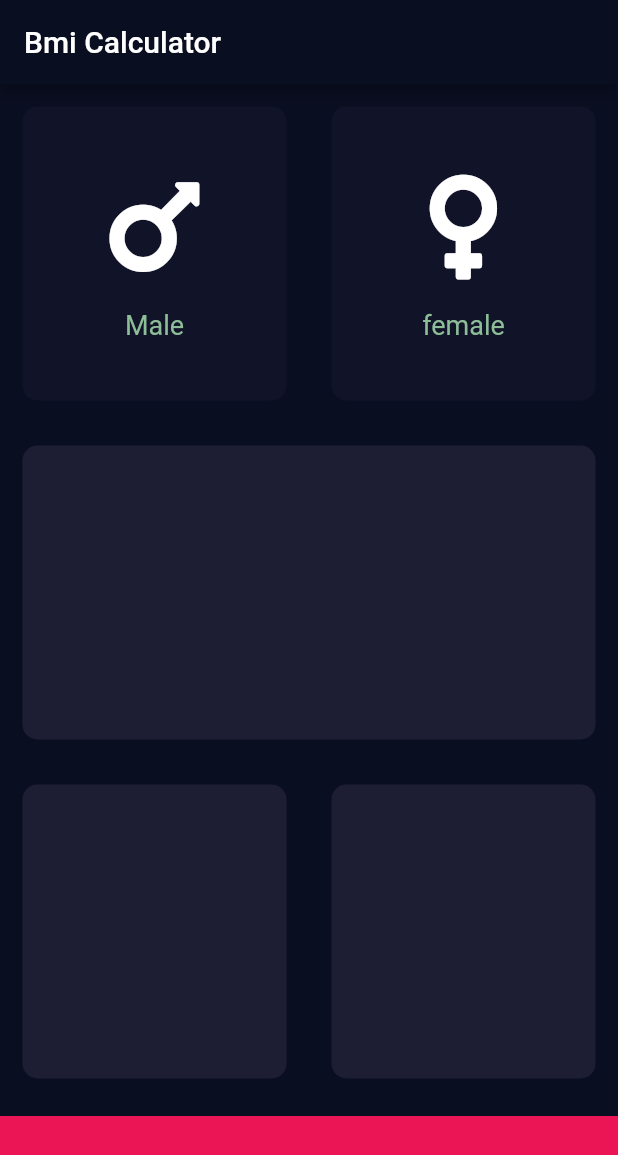
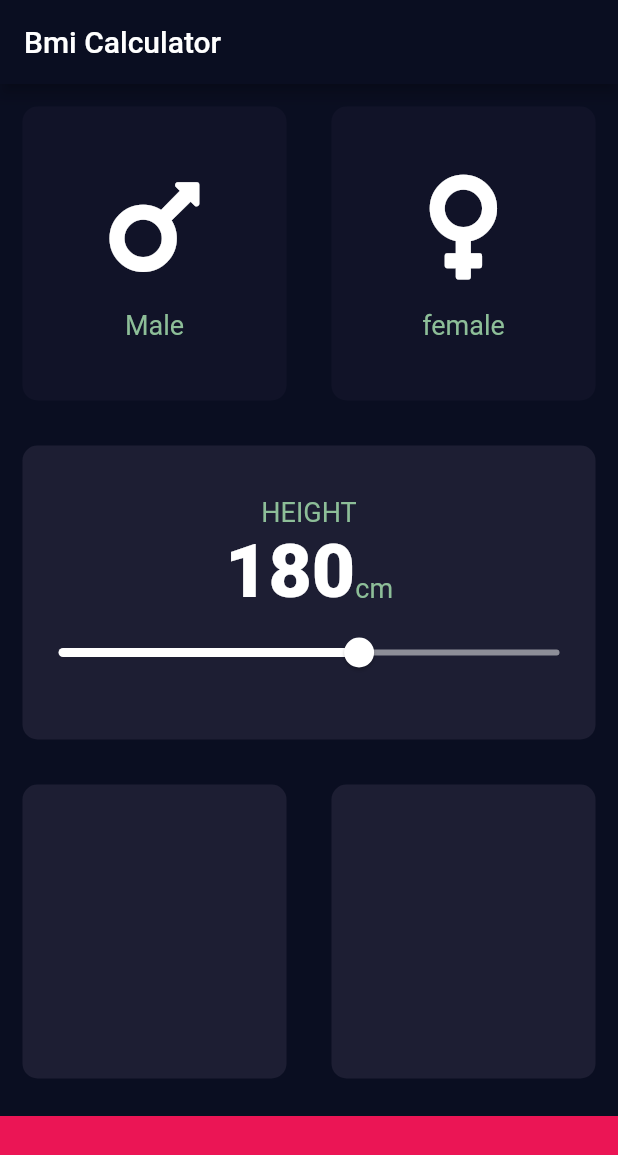
Before and after one commit to sercangl/BMI_Calculator, a Flutter app: the screen it shows after launch, on a phone screen of 412 x 824 dp. Shown: the top 1155 px of the screen. Run offline on Flutter 3.47's test engine with Material 2 defaults, Android fonts, the phone set to English and light mode, and no system bars; our stand-ins replace font_awesome_flutter.

Commit message:
constants added and slider parts added

```diff
--- /dev/null
+++ b/bmi_calculator/lib/constants.dart
@@ -0,0 +1,10 @@
+import 'package:flutter/material.dart';
+
+const labelTextStyle = TextStyle(fontSize: 18.0, color: Color(0xFF8DbE98));
+const kNumberTextStyle = TextStyle(fontSize: 50.0, fontWeight: FontWeight.w900);
+
+
+const bottomContainerHeight = 80.0;
+const activeCardColour = Color(0xFF1D1E33);
+const inactiveCardColour = Color(0xFF111328);
+const bottomContainerColour = Color(0xFFEB1555);
--- a/bmi_calculator/lib/input-page.dart
+++ b/bmi_calculator/lib/input-page.dart
@@ -2,11 +2,7 @@ import 'package:flutter/material.dart';
 import 'package:font_awesome_flutter/font_awesome_flutter.dart';
 import 'reusable-Icon.dart';
 import 'reusable-Card.dart';
-
-const bottomContainerHeight = 80.0;
-const activeCardColour = Color(0xFF1D1E33);
-const inactiveCardColour = Color(0xFF111328);
-const bottomContainerColour = Color(0xFFEB1555);
+import 'constants.dart';
 
 enum Gender {
   male,
@@ -22,12 +18,13 @@ class InputPage extends StatefulWidget {
 
 class _InputPageState extends State<InputPage> {
   Gender selectedGender;
-
+  int height = 180;
   @override
   Widget build(BuildContext context) {
     return Scaffold(
         appBar: AppBar(title: Text("Bmi Calculator")),
         body: Column(
+          crossAxisAlignment: CrossAxisAlignment.stretch,
           children: <Widget>[
             Expanded(
                 child: Row(
@@ -66,6 +63,41 @@ class _InputPageState extends State<InputPage> {
             Expanded(
                 child: ReusableWidget(
               colour: activeCardColour,
+              cardChild: Column(
+                mainAxisAlignment: MainAxisAlignment.center,
+                children: <Widget>[
+                  Text(
+                    'HEIGHT',
+                    style: labelTextStyle,
+                  ),
+                  Row(
+                    mainAxisAlignment: MainAxisAlignment.center,
+                    crossAxisAlignment: CrossAxisAlignment.baseline,
+                    textBaseline: TextBaseline.alphabetic,
+                    children: <Widget>[
+                      Text(
+                        height.toString(),
+                        style: kNumberTextStyle,
+                      ),
+                      Text('cm', style: labelTextStyle),
+                    ],
+                  ),
+                  Slider(
+                    value: height.toDouble(),
+                    min: 120.0,
+                    max: 220.0,
+                    activeColor: Colors.white,
+                    inactiveColor: Color(0xFF8D8E98),
+                    onChanged: (double newValue) {
+                      setState(() {
+                        height = newValue.round();
+                      });
+
+                      //print(newValue);
+                    },
+                  ),
+                ],
+              ),
             )),
             Expanded(
                 child: Row(
--- a/bmi_calculator/lib/reusable-Icon.dart
+++ b/bmi_calculator/lib/reusable-Icon.dart
@@ -1,6 +1,9 @@
 import 'package:flutter/material.dart';
+import 'constants.dart';
 
-const labelTextStyle= TextStyle(fontSize: 18.0, color: Color(0xFF8DbE98));
+
+
+
 
 class ReusableIconWidget extends StatelessWidget {
   ReusableIconWidget({@required this.cardIcon, this.cardText});
```
